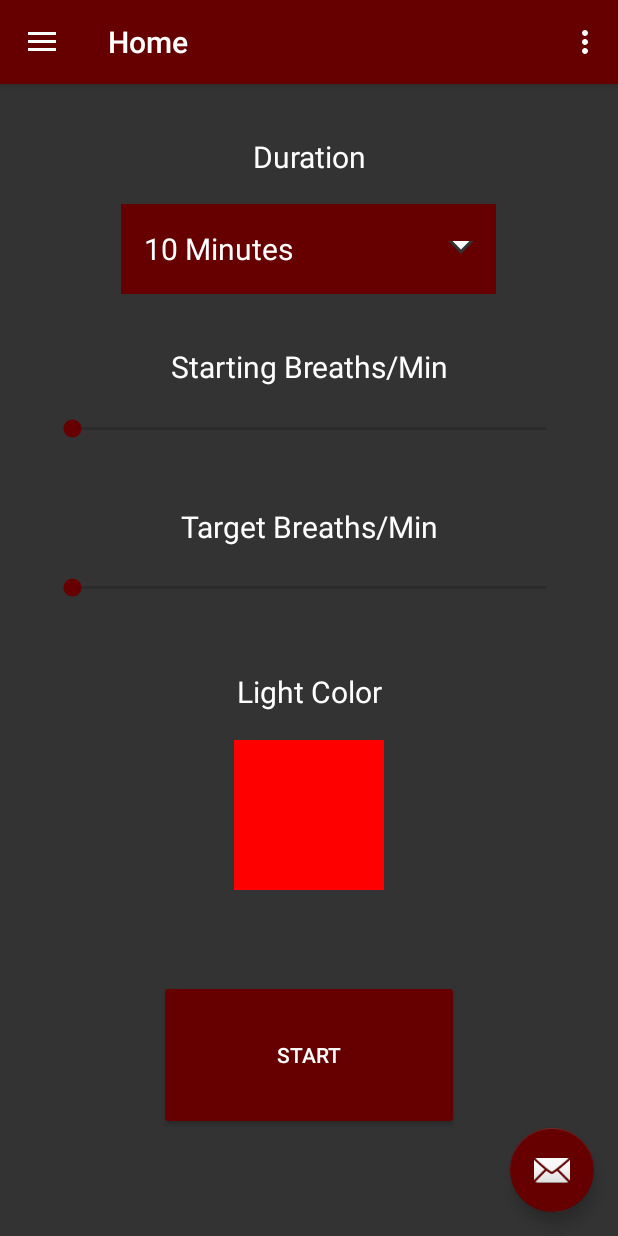
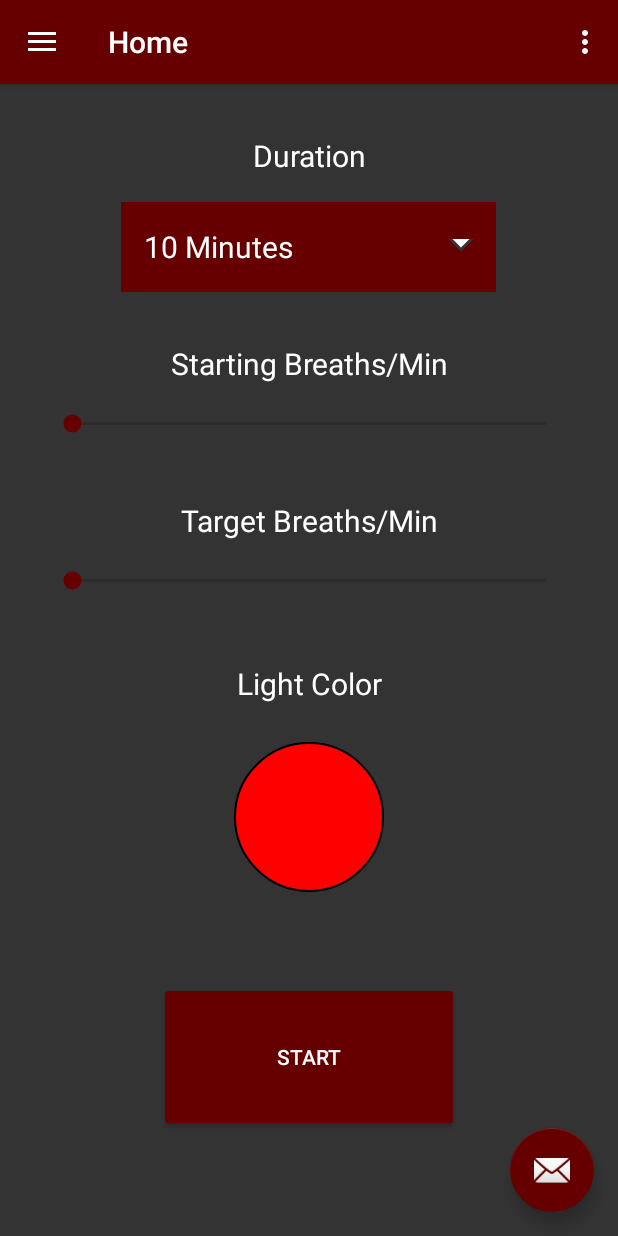
Before and after one commit to BelugaPerks/breathelight, an Android app: the screen it shows after launch (MainActivity), on a phone screen of 412 x 824 dp. Run offline under Robolectric (Android 15) with nearby library versions, the phone set to English and light mode, and no system bars; our stand-ins replace navigation-ui.

Commit message:
made colour picker button round

```diff
--- a/app/src/main/java/com/example/breathelight_sleepassist/ui/home/HomeViewModel.java
+++ b/app/src/main/java/com/example/breathelight_sleepassist/ui/home/HomeViewModel.java
@@ -1,5 +1,6 @@
 package com.example.breathelight_sleepassist.ui.home;
 
+import android.database.Observable;
 import android.graphics.Color;
 import android.graphics.drawable.ColorDrawable;
 import android.graphics.drawable.Drawable;
@@ -8,9 +9,12 @@
 import androidx.lifecycle.MutableLiveData;
 import androidx.lifecycle.ViewModel;
 
+import com.example.breathelight_sleepassist.R;
+
 public class HomeViewModel extends ViewModel {
 
     private MutableLiveData<Drawable> colourButtonBackground;
+
 
     public HomeViewModel() {
         colourButtonBackground = new MutableLiveData<>();
--- a/app/src/main/res/layout/fragment_home.xml
+++ b/app/src/main/res/layout/fragment_home.xml
@@ -127,11 +127,12 @@
 
     <ImageButton
         android:id="@+id/colourPickerButton"
+        style="@style/Widget.AppCompat.ImageButton"
         android:layout_width="100dp"
         android:layout_height="100dp"
         android:layout_marginStart="32dp"
         android:layout_marginLeft="32dp"
-        android:layout_marginTop="8dp"
+        android:layout_marginTop="16dp"
         android:layout_marginEnd="32dp"
         android:layout_marginRight="32dp"
         android:contentDescription="@string/colour_picker_desc"
```
Also changed, not shown: app/src/main/java/com/example/breathelight_sleepassist/ui/home/HomeFragment.java (+7 -6 lines).
